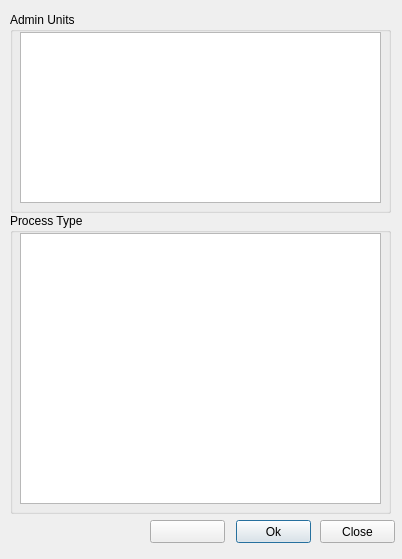
Old version of the form view/PlanLayerFilterDialog.ui in the repository teamlm2/lm2_mgis.
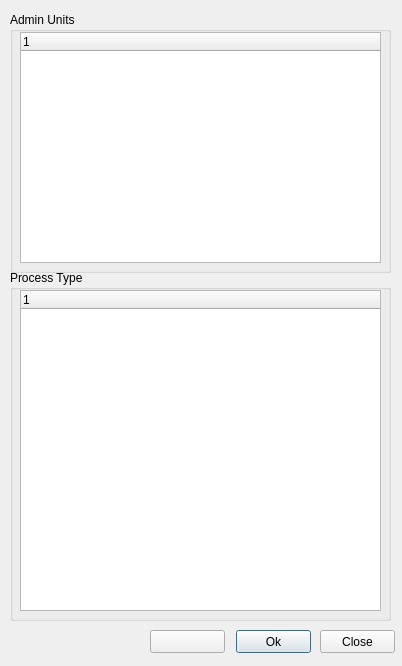
New version of the form. Icons and pictures are not drawn.

Patch:
```diff
--- a/view/PlanLayerFilterDialog.ui
+++ b/view/PlanLayerFilterDialog.ui
@@ -7,7 +7,7 @@
     <x>0</x>
     <y>0</y>
     <width>402</width>
-    <height>559</height>
+    <height>666</height>
    </rect>
   </property>
   <property name="windowTitle">
@@ -19,19 +19,19 @@
      <x>10</x>
      <y>12</y>
      <width>381</width>
-     <height>201</height>
+     <height>261</height>
     </rect>
    </property>
    <property name="title">
     <string>Admin Units</string>
    </property>
-   <widget class="QTreeView" name="treeView">
+   <widget class="QTreeWidget" name="admin_unit_treewidget">
     <property name="geometry">
      <rect>
       <x>10</x>
       <y>20</y>
       <width>361</width>
-      <height>171</height>
+      <height>231</height>
      </rect>
     </property>
    </widget>
@@ -40,21 +40,21 @@
    <property name="geometry">
     <rect>
      <x>10</x>
-     <y>213</y>
+     <y>270</y>
      <width>381</width>
-     <height>301</height>
+     <height>351</height>
     </rect>
    </property>
    <property name="title">
     <string>Process Type</string>
    </property>
-   <widget class="QTreeView" name="treeView_2">
+   <widget class="QTreeWidget" name="process_type_treewidget">
     <property name="geometry">
      <rect>
       <x>10</x>
       <y>20</y>
       <width>361</width>
-      <height>271</height>
+      <height>321</height>
      </rect>
     </property>
    </widget>
@@ -63,7 +63,7 @@
    <property name="geometry">
     <rect>
      <x>236</x>
-     <y>520</y>
+     <y>630</y>
      <width>75</width>
      <height>23</height>
     </rect>
@@ -76,7 +76,7 @@
    <property name="geometry">
     <rect>
      <x>320</x>
-     <y>520</y>
+     <y>630</y>
      <width>75</width>
      <height>23</height>
     </rect>
@@ -89,7 +89,7 @@
    <property name="geometry">
     <rect>
      <x>150</x>
-     <y>520</y>
+     <y>630</y>
      <width>75</width>
      <height>23</height>
     </rect>
```
